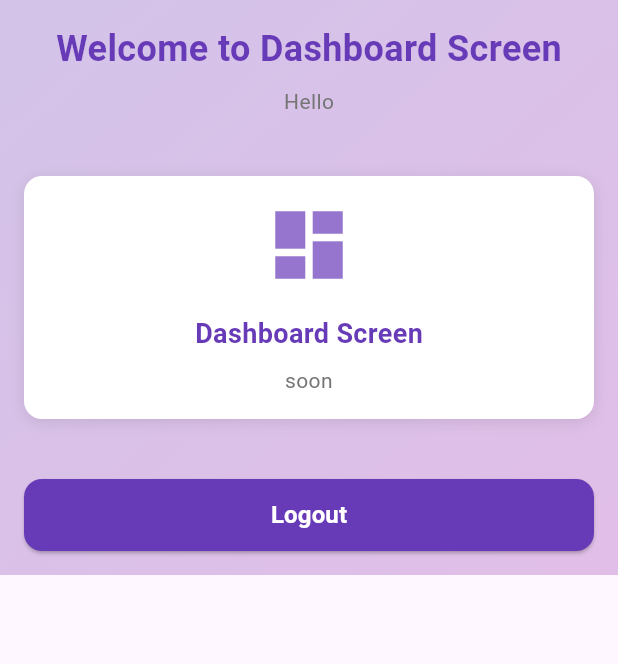
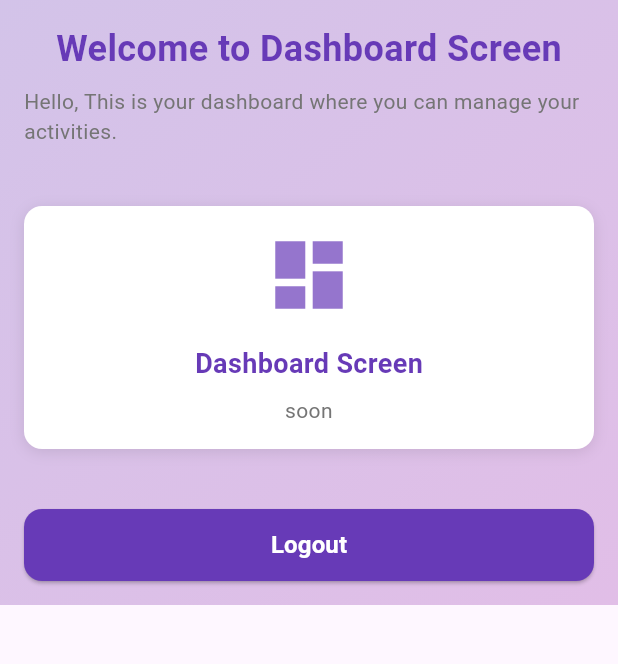
Before and after one commit to rojitalemagar/bhet_ghat_app, a Flutter app: the DashboardScreen screen opened by its route, on a phone screen of 412 x 824 dp, the part 229-893 px from its top. Run offline on Flutter 3.47's test engine with Material 3 defaults, Android fonts, the phone set to English and light mode, and no system bars.

Commit message:
dsahboard to be updated

```diff
--- a/lib/screens/dashboard_screen.dart
+++ b/lib/screens/dashboard_screen.dart
@@ -59,7 +59,7 @@ class _DashboardScreenState extends State<DashboardScreen> {
                         ),
                         SizedBox(height: isMobile ? 8 : 12),
                         Text(
-                          'Hello',
+                          'Hello, This is your dashboard where you can manage your activities.',
                           style: TextStyle(
                             fontSize: isMobile ? 14 : 16,
                             color: Colors.grey.shade600,
```
